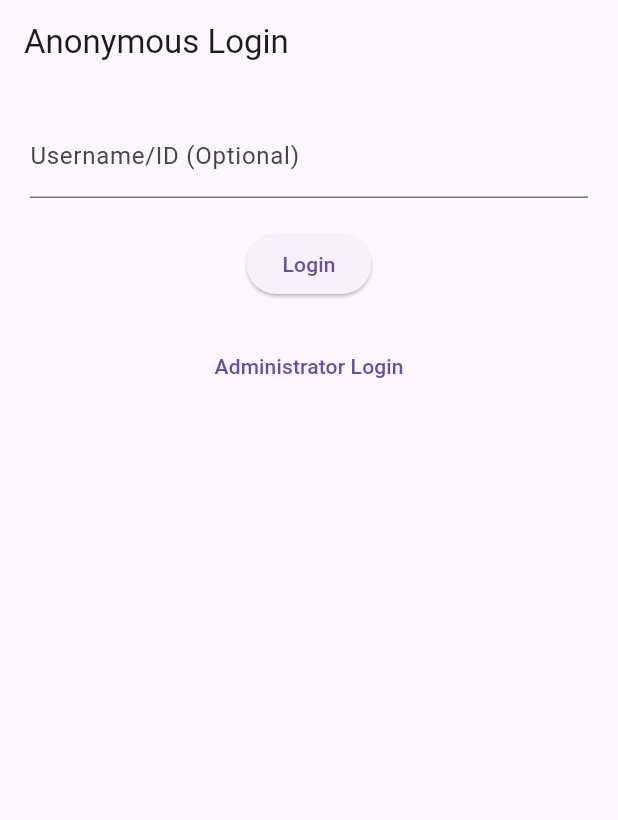
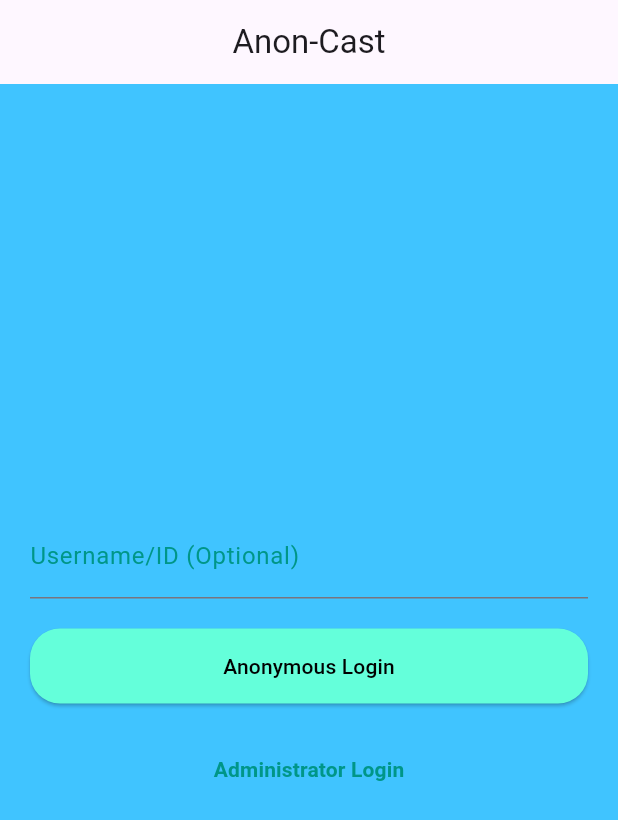
Before and after one commit to dekatko/anon_cast, a Flutter app: the screen it shows after launch, on a phone screen of 412 x 824 dp. Shown: the top 820 px of the screen. Run offline on Flutter 3.47's test engine with Material 3 defaults, Android fonts, the phone set to English and light mode, and no system bars; our stand-ins replace firebase_auth, firebase_core, flutter_secure_storage, hive, hive_flutter, logger; missing offline and left inert: pointycastle; accounts and stored records are empty; generated files the repository leaves out were written again.

Commit message:
Fixed Login Screen, work in progress on Chat Screen

```diff
--- /dev/null
+++ b/lib/platform_channels/secure_random_channel.dart
@@ -0,0 +1,10 @@
+import 'package:flutter/services.dart';
+
+class SecureRandomChannel {
+  static const MethodChannel _channel = MethodChannel('com.example.anon_cast/secure_random');
+
+  static Future<List<int>> generateSecureBytes(int count) async {
+    final result = await _channel.invokeMethod('generateSecureBytes', count);
+    return (result as List).cast<int>();
+  }
+}
--- a/lib/screens/login_screen.dart
+++ b/lib/screens/login_screen.dart
@@ -1,11 +1,13 @@
 import 'package:flutter/material.dart';
-
+import 'package:logger/logger.dart';
 import '../models/user_role.dart';
 import '../services/authentication_service.dart';
 import 'chat_screen.dart';
 
+final log = Logger();
+
 class LoginScreen extends StatefulWidget {
-  const LoginScreen({Key? key}) : super(key: key);
+  const LoginScreen({super.key});
 
   @override
   State<LoginScreen> createState() => _LoginScreenState();
@@ -27,33 +29,62 @@ class _LoginScreenState extends State<LoginScreen> {
   @override
   Widget build(BuildContext context) {
     return Scaffold(
+      backgroundColor: Colors.lightBlueAccent, // Light blue background
       appBar: AppBar(
-        title: const Text('Anonymous Login'),
+        title: const Text('Anon-Cast'), // Header text
+        centerTitle: true,
       ),
-      body: Padding(
+      body: Center(
+        child: SingleChildScrollView(
           padding: const EdgeInsets.all(20.0),
           child: Column(
+            mainAxisAlignment: MainAxisAlignment.center,
+            crossAxisAlignment: CrossAxisAlignment.center,
             children: [
-            // Optional username/ID field
+              // Optional username/ID field with a more playful font
               const TextField(
                 decoration: InputDecoration(
                   labelText: 'Username/ID (Optional)',
+                  labelStyle: TextStyle(color: Colors.teal), // Playful teal color
+                  focusedBorder: OutlineInputBorder(
+                    borderSide: const BorderSide(color: Colors.tealAccent, width: 2.0), // Teal accent border when focused
+                  ),
                 ),
               ),
               const SizedBox(height: 20.0),
               ElevatedButton(
-              onPressed: () => _loginAnonymousUser(),
-              // Direct call to the method
-              child: const Text('Login'),
+                onPressed: () {
+                  log.i('Anonymous Login button pressed');
+                  _loginAnonymousUser();
+                },
+                style: ElevatedButton.styleFrom(
+                  backgroundColor: Colors.tealAccent, // Light pink pastel
+                  shape: RoundedRectangleBorder(
+                    borderRadius: BorderRadius.circular(20.0), // Rounded corners
+                  ),
+                  minimumSize: const Size(double.infinity, 50.0), // Wider button
+                ),
+                child: const Text(
+                  'Anonymous Login',
+                  style: TextStyle(color: Colors.black), // Black text for better contrast
+                ),
               ),
               const SizedBox(height: 20.0),
               TextButton(
                 onPressed: () {
+                  log.i('Administrator Login button pressed');
                   // Navigate to administrator login screen
                 },
-              child: const Text('Administrator Login'),
+                style: TextButton.styleFrom(
+                  foregroundColor: Colors.teal, // Teal text color
+                ),
+                child: const Text(
+                  'Administrator Login',
+                  style: TextStyle(fontWeight: FontWeight.bold), // Bold text for emphasis
+                ),
               ),
             ],
+          ),
         ),
       ),
     );
@@ -61,9 +92,12 @@ class _LoginScreenState extends State<LoginScreen> {
 
   Future<void> _loginAnonymousUser() async {
     final user = await AuthenticationService().signInAnonymously();
+    var uid = user?.uid;
+    log.i("_loginAnonymousUser() - ");
     // Handle successful student login
     if (user != null) {
       // Successful login, navigate to ChatScreen
+      log.i("Pushing to ChatScreen...");
       Navigator.push(
           context, MaterialPageRoute(builder: (context) => ChatScreen()));
     } else {
--- a/pubspec.yaml
+++ b/pubspec.yaml
@@ -20,7 +20,7 @@ publish_to: 'none' # Remove this line if you wish to publish to pub.dev
 version: 1.0.0+1
 
 environment:
-  sdk: '>=2.18.5 <3.0.0'
+  sdk: '>=2.18.5 <=3.3.4' #3.3.4
 
 # Dependencies specify other packages that your package needs in order to work.
 # To automatically upgrade your package dependencies to the latest versions
@@ -32,6 +32,7 @@ dependencies:
   flutter:
     sdk: flutter
   flutter_secure_storage: ^9.0.0
+  logger: ^1.0.0
 
 
   # The following adds the Cupertino Icons font to your application.
@@ -56,7 +57,7 @@ dev_dependencies:
   # activated in the `analysis_options.yaml` file located at the root of your
   # package. See that file for information about deactivating specific lint
   # rules and activating additional ones.
-  flutter_lints: ^2.0.0
+  flutter_lints: ^3.0.2
   build_runner: ^2.4.9
 
 # For information on the generic Dart part of this file, see the
```
Also changed, not shown: lib/models/chat_message.dart (+10 -0 lines), lib/models/chat_session.dart (+12 -2 lines), lib/screens/chat_screen.dart (+79 -17 lines), lib/services/chat_service.dart (+18 -17 lines), lib/services/encryption_key_service.dart (+13 -5 lines), pubspec.lock, 5 other files. Lines whose indentation alone changed are shown as unchanged.
